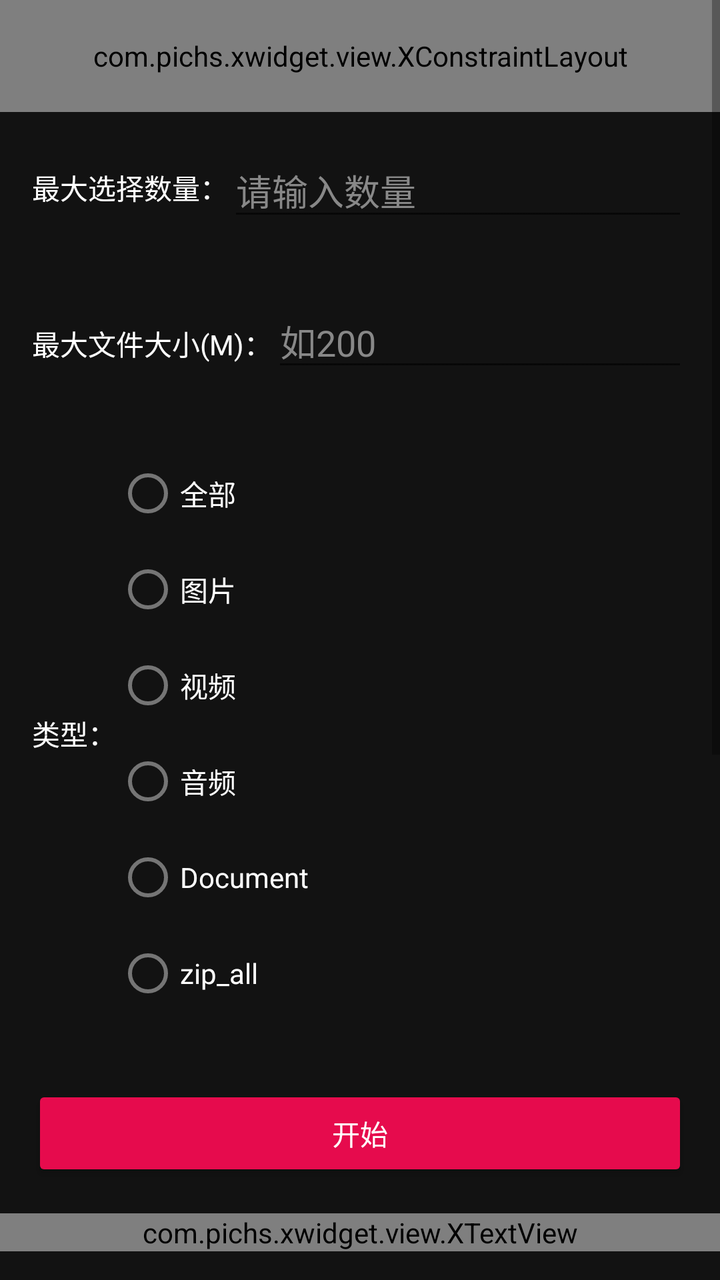
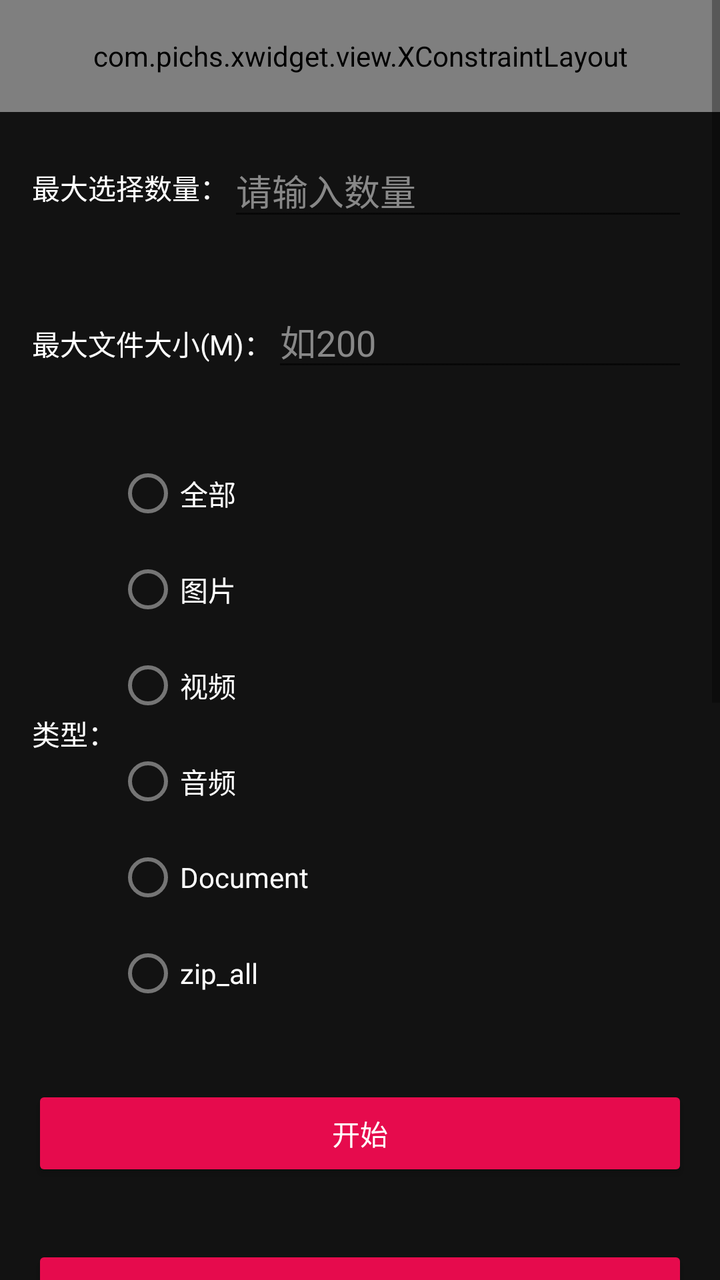

Two renders of the same Android screen: before a commit and after it. Below are the layout's source before the change and the commit's diff.
<!-- AndroidManifest.xml: application theme Theme.Filepicker -->
<!-- res/layout/activity_main.xml -->
<?xml version="1.0" encoding="utf-8"?>
<ScrollView xmlns:android="http://schemas.android.com/apk/res/android"
    xmlns:app="http://schemas.android.com/apk/res-auto"
    android:layout_width="match_parent"
    android:layout_height="match_parent">

    <LinearLayout
        android:layout_width="match_parent"
        android:layout_height="match_parent"
        android:background="#121212"
        android:orientation="vertical">

        <com.pichs.xwidget.view.XConstraintLayout
            android:layout_width="match_parent"
            android:layout_height="56dp"
            android:background="#121212">

            <com.pichs.xwidget.view.XTextView
                android:layout_width="wrap_content"
                android:layout_height="wrap_content"
                android:text="图库选择"
                android:textColor="#fff"
                android:textSize="18sp"
                android:textStyle="bold"
                app:layout_constraintBottom_toBottomOf="parent"
                app:layout_constraintEnd_toEndOf="parent"
                app:layout_constraintStart_toStartOf="parent"
                app:layout_constraintTop_toTopOf="parent" />

        </com.pichs.xwidget.view.XConstraintLayout>

        
        <LinearLayout
            android:layout_width="match_parent"
            android:layout_height="wrap_content"
            android:gravity="center_vertical"
            android:orientation="horizontal"
            android:padding="16dp">

            <androidx.appcompat.widget.AppCompatTextView
                android:layout_width="wrap_content"
                android:layout_height="wrap_content"
                android:text="最大选择数量："
                android:textColor="#fff" />

            <androidx.appcompat.widget.AppCompatEditText
                android:id="@+id/et_max_select_count"
                android:layout_width="0dp"
                android:layout_height="wrap_content"
                android:layout_weight="1"
                android:hint="请输入数量"
                android:inputType="number"
                android:textColor="#fff"
                android:textColorHint="#888" />
        </LinearLayout>

        
        <LinearLayout
            android:layout_width="match_parent"
            android:layout_height="wrap_content"
            android:orientation="horizontal"
            android:padding="16dp">

            <androidx.appcompat.widget.AppCompatTextView
                android:layout_width="wrap_content"
                android:layout_height="wrap_content"
                android:text="最大文件大小(M)："
                android:textColor="#fff" />

            <androidx.appcompat.widget.AppCompatEditText
                android:id="@+id/et_max_file_size"
                android:layout_width="0dp"
                android:layout_height="wrap_content"
                android:layout_weight="1"
                android:hint="如200"
                android:inputType="number"
                android:textColor="#fff"
                android:textColorHint="#888" />
        </LinearLayout>

        
        <LinearLayout
            android:layout_width="match_parent"
            android:layout_height="wrap_content"
            android:gravity="center_vertical"
            android:orientation="horizontal"
            android:padding="16dp">

            <androidx.appcompat.widget.AppCompatTextView
                android:layout_width="wrap_content"
                android:layout_height="wrap_content"
                android:text="类型："
                android:textColor="#fff" />

            <RadioGroup
                android:id="@+id/rg_type"
                android:layout_width="wrap_content"
                android:layout_height="wrap_content"
                android:orientation="vertical">

                <RadioButton
                    android:id="@+id/rb_all"
                    android:layout_width="wrap_content"
                    android:layout_height="wrap_content"
                    android:text="全部"
                    android:textColor="#fff" />

                <RadioButton
                    android:id="@+id/rb_image"
                    android:layout_width="wrap_content"
                    android:layout_height="wrap_content"
                    android:text="图片"
                    android:textColor="#fff" />

                <RadioButton
                    android:id="@+id/rb_video"
                    android:layout_width="wrap_content"
                    android:layout_height="wrap_content"
                    android:text="视频"
                    android:textColor="#fff" />

                <RadioButton
                    android:id="@+id/rb_audio"
                    android:layout_width="wrap_content"
                    android:layout_height="wrap_content"
                    android:text="音频"
                    android:textColor="#fff" />

                <RadioButton
                    android:id="@+id/rb_document"
                    android:layout_width="wrap_content"
                    android:layout_height="wrap_content"
                    android:text="Document"
                    android:textColor="#fff" />

                <RadioButton
                    android:id="@+id/rb_aip"
                    android:layout_width="wrap_content"
                    android:layout_height="wrap_content"
                    android:text="zip_all"
                    android:textColor="#fff" />
            </RadioGroup>
        </LinearLayout>


        
        <androidx.appcompat.widget.AppCompatButton
            android:id="@+id/btn_start"
            android:layout_width="match_parent"
            android:layout_height="wrap_content"
            android:layout_margin="16dp"
            android:layout_marginStart="56dp"
            android:layout_marginEnd="56dp"
            android:backgroundTint="#E60B4D"
            android:text="开始"
            android:textColor="#fff" />

        <com.pichs.xwidget.view.XTextView
            android:id="@+id/tv_result"
            android:layout_width="match_parent"
            android:layout_height="wrap_content"
            android:textColor="#fff" />

        
        <androidx.appcompat.widget.AppCompatButton
            android:id="@+id/preview_fragment"
            android:layout_width="match_parent"
            android:layout_height="wrap_content"
            android:layout_margin="16dp"
            android:layout_marginStart="56dp"
            android:layout_marginEnd="56dp"
            android:backgroundTint="#E60B4D"
            android:text="Fragment中调用"
            android:textAllCaps="false"
            android:textColor="#fff" />

        
        <androidx.appcompat.widget.AppCompatButton
            android:id="@+id/btn_paging_demo"
            android:layout_width="match_parent"
            android:layout_height="wrap_content"
            android:layout_margin="16dp"
            android:layout_marginStart="56dp"
            android:layout_marginEnd="56dp"
            android:backgroundTint="#4CAF50"
            android:text="Paging3 分页加载演示"
            android:textAllCaps="false"
            android:textColor="#fff" />

        
        <androidx.appcompat.widget.AppCompatButton
            android:id="@+id/btn_image_paging_demo"
            android:layout_width="match_parent"
            android:layout_height="wrap_content"
            android:layout_margin="16dp"
            android:layout_marginStart="56dp"
            android:layout_marginEnd="56dp"
            android:backgroundTint="#FF9800"
            android:text="图片分页加载演示(无上限)"
            android:textAllCaps="false"
            android:textColor="#fff" />

        
        <androidx.appcompat.widget.AppCompatButton
            android:id="@+id/btn_local_media_paging_demo"
            android:layout_width="match_parent"
            android:layout_height="wrap_content"
            android:layout_margin="16dp"
            android:layout_marginStart="56dp"
            android:layout_marginEnd="56dp"
            android:backgroundTint="#9C27B0"
            android:text="本地图库 Paging3 演示"
            android:textAllCaps="false"
            android:textColor="#fff" />

        <androidx.recyclerview.widget.RecyclerView
            android:id="@+id/recycler_view"
            android:layout_width="match_parent"
            android:layout_height="120dp"
            android:layout_marginTop="20dp" />

    </LinearLayout>
</ScrollView>
<!-- resources referenced by this layout -->
<resources>
  <style name="Theme.Filepicker" parent="Theme.MaterialComponents.DayNight.DarkActionBar">
          
          <item name="colorPrimary">#121212</item>
          <item name="colorPrimaryVariant">#fff</item>
          <item name="colorOnPrimary">#fff</item>
          
          <item name="colorSecondary">#fff</item>
          <item name="colorSecondaryVariant">#fff</item>
          <item name="colorOnSecondary">#fff</item>
          <item name="windowNoTitle">true</item>
          <item name="windowActionBar">false</item>
          <item name="android:windowFullscreen">false</item>
          
          <item name="android:statusBarColor">#121212</item>
  
  
          
      </style>
</resources>

<!-- the commit's change to res/layout/activity_main.xml (unified diff, before → after) -->
@@ -155,6 +155,20 @@
             android:text="开始"
             android:textColor="#fff" />
 
+        
+        <androidx.appcompat.widget.AppCompatButton
+            android:id="@+id/btn_file_query"
+            android:layout_width="match_parent"
+            android:layout_height="wrap_content"
+            android:layout_margin="16dp"
+            android:layout_marginStart="56dp"
+            android:layout_marginEnd="56dp"
+            android:backgroundTint="#E60B4D"
+            android:text="FileQuery"
+            android:textAllCaps="false"
+            android:textColor="#fff" />
+
+
         <com.pichs.xwidget.view.XTextView
             android:id="@+id/tv_result"
             android:layout_width="match_parent"
